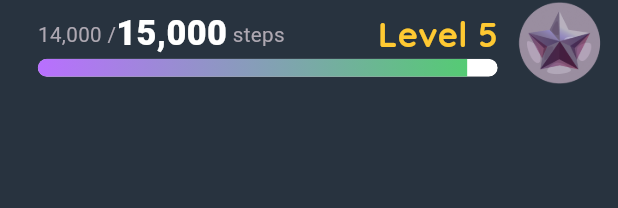
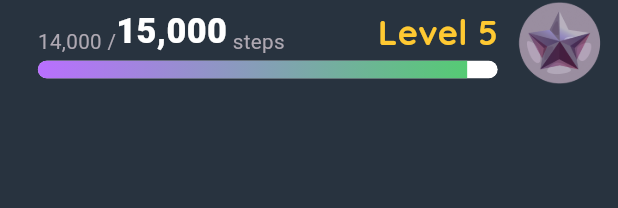
Before and after one commit to AbdoAnany/runner-app, a Flutter app: the HomeProgressLevelStepsBar widget shown alone on an empty page, opened directly, on a phone screen of 412 x 824 dp. Shown: the top 208 px of the screen. Run offline on Flutter 3.47's test engine with Material 3 defaults, Android fonts, the phone set to English and light mode, and no system bars; drawn by our look-alikes of toastification; our stand-ins replace carousel_slider, cloud_firestore, dartz, equatable, firebase_auth, firebase_core and 7 more; accounts and stored records are empty.

Commit message:
final update

```diff
--- a/lib/features/3_home/presentation/widgets/home_progress_level_steps_bar.dart
+++ b/lib/features/3_home/presentation/widgets/home_progress_level_steps_bar.dart
@@ -43,7 +43,10 @@ class _HomeProgressLevelStepsBarState extends State<HomeProgressLevelStepsBar> {
                 crossAxisAlignment: CrossAxisAlignment.start,
                 mainAxisAlignment: MainAxisAlignment.center,
                 children: [
+
                   Row(
+                    crossAxisAlignment: CrossAxisAlignment.end,
+
                     children: [
                       Text(
                         '${NumberFormat("#,000").format(currentSteps)} /',
@@ -66,7 +69,7 @@ class _HomeProgressLevelStepsBarState extends State<HomeProgressLevelStepsBar> {
                     ],
                   ),
 
-
+SizedBox(height: 2.h,),
                   ClipRRect(
                     borderRadius: BorderRadius.circular(50.0),
                     child: Container(
```
